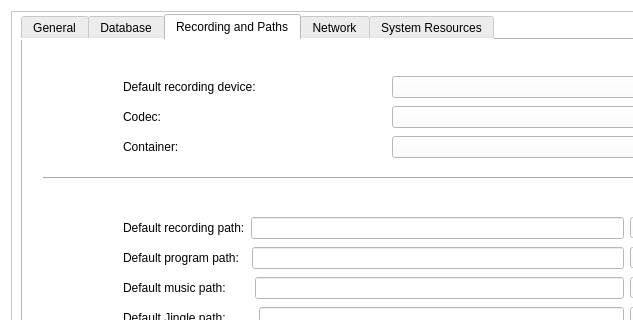
Above: src/optionsdialog.ui from netpack/XFB before the change; both pictures show x 0 to 633 and y 0 to 320 of the 789 by 406 pixel window. Below: the same form after it.
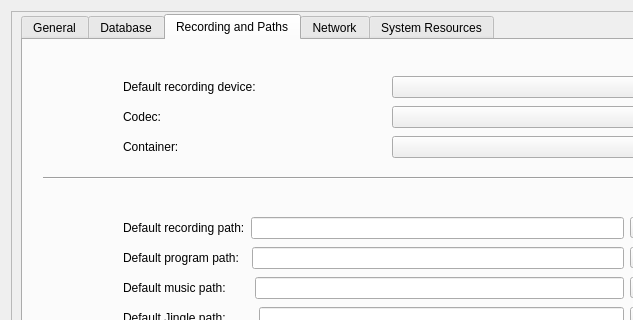
That is the form after the change. The open tabs and pages were chosen to show the change. Icons and pictures are not drawn.

The edit to the form file:
```diff
--- a/src/optionsdialog.ui
+++ b/src/optionsdialog.ui
@@ -17,9 +17,6 @@
    <iconset resource="resources.qrc">
     <normaloff>:/48x48.png</normaloff>:/48x48.png</iconset>
   </property>
-  <property name="styleSheet">
-   <string notr="true">background-color: rgb(255, 255, 255);</string>
-  </property>
   <layout class="QGridLayout" name="gridLayout">
    <item row="0" column="0" colspan="5">
     <widget class="QFrame" name="verticalFrame">
```
Left out of the diff: 48 changed lines with no effect on the pictures.
